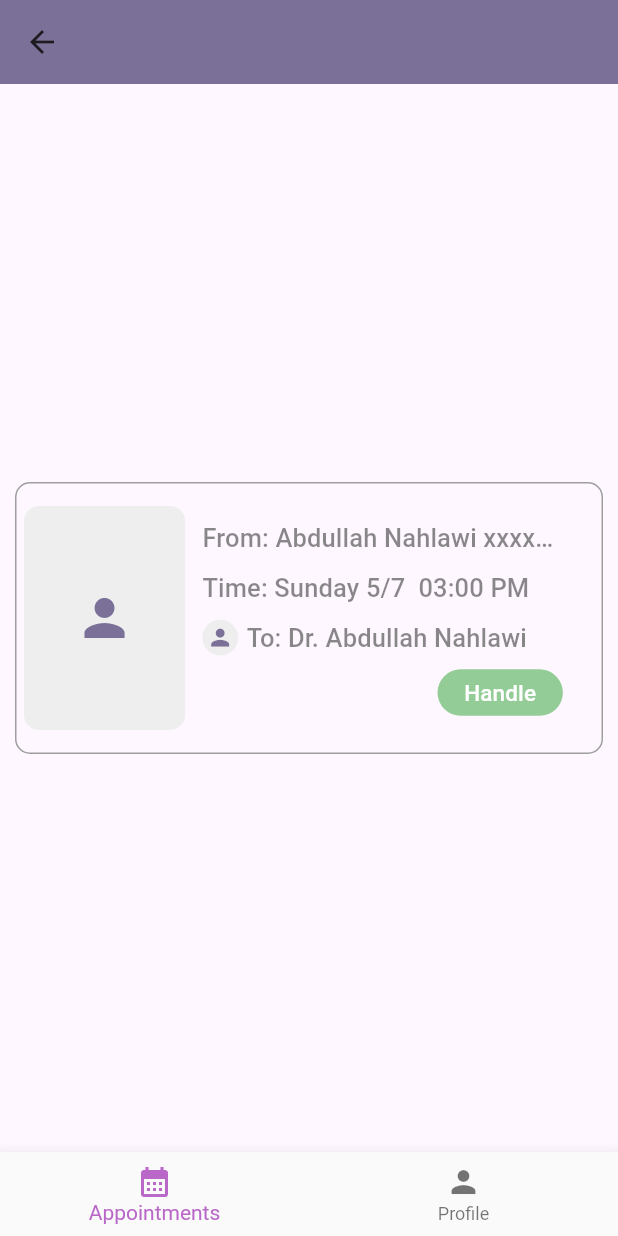
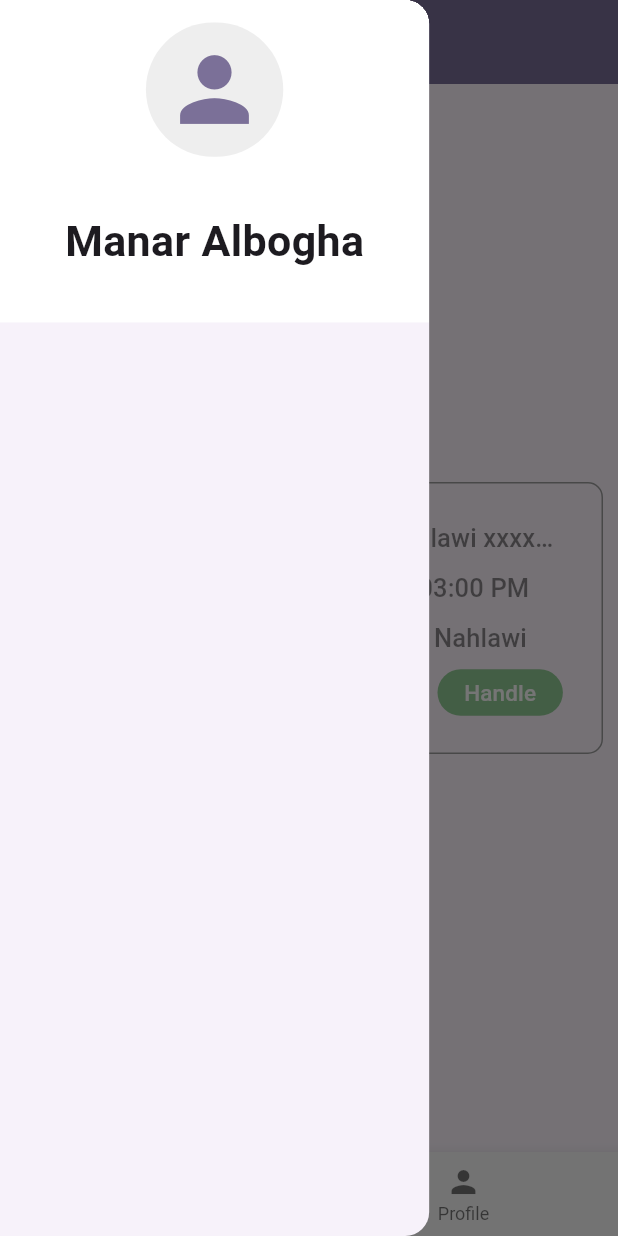
Before and after one commit to manaralbogha/Patient_app, a Flutter app: the HomePatientView screen opened by its route, with the side drawer open (before the commit the screen has no drawer), on a phone screen of 412 x 824 dp. Run offline on Flutter 3.47's test engine with Material 2 defaults, Android fonts, the phone set to English and light mode, and no system bars; our stand-ins replace dartz, dio, equatable, flutter_bloc, flutter_screenutil, jiffy and 2 more; missing offline and left inert: awesome_icons; accounts and stored records are empty.

Commit message:
Update home_patient_screen.dart

```diff
--- a/lib/screens/patient_screens/home_patient_screen/home_patient_screen.dart
+++ b/lib/screens/patient_screens/home_patient_screen/home_patient_screen.dart
@@ -1,7 +1,9 @@
 import 'package:flutter/material.dart';
 import 'package:flutter_bloc/flutter_bloc.dart';
 import 'package:flutter_screenutil/flutter_screenutil.dart';
+import 'package:patient_app/core/styles/app_colors.dart';
 import 'package:patient_app/core/widgets/custome_error_widget.dart';
+import 'package:patient_app/core/widgets/custome_image.dart';
 import 'package:patient_app/core/widgets/custome_progress_indicator.dart';
 import 'package:patient_app/screens/patient_screens/home_patient_screen/cubit/home_patient_cuibt.dart';
 import 'package:patient_app/screens/patient_screens/home_patient_screen/cubit/home_patient_states.dart';
@@ -23,6 +25,42 @@ class _HomePatientViewState extends State<HomePatientView> {
     return BlocProvider(
       create: (context) => HomePatientCubit()..getDoctors(token: ''),
       child: Scaffold(
+        drawer: Drawer(
+          width: 250.w,
+          child: Column(
+            children: [
+              Container(
+                width: double.infinity,
+                height: 180.h,
+                color: Colors.white,
+                padding: EdgeInsets.all(15),
+                child: Column(
+                  crossAxisAlignment: CrossAxisAlignment.start,
+                  children: [
+                    Center(
+                      child: CustomeImage(
+                        height: 75.h,
+                        width: 80.w,
+                        borderRadius: BorderRadius.circular(50.r),
+                        iconSize: 60.sp,
+                      ),
+                    ),
+                    SizedBox(
+                      height: 30.h,
+                    ),
+                    Center(
+                      child: Text(
+                        'Manar Albogha',
+                        style: TextStyle(
+                            fontSize: 25.sp, fontWeight: FontWeight.bold),
+                      ),
+                    ),
+                  ],
+                ),
+              )
+            ],
+          ),
+        ),
         appBar: AppBar(),
         bottomNavigationBar: Theme(
           data: ThemeData(
```
